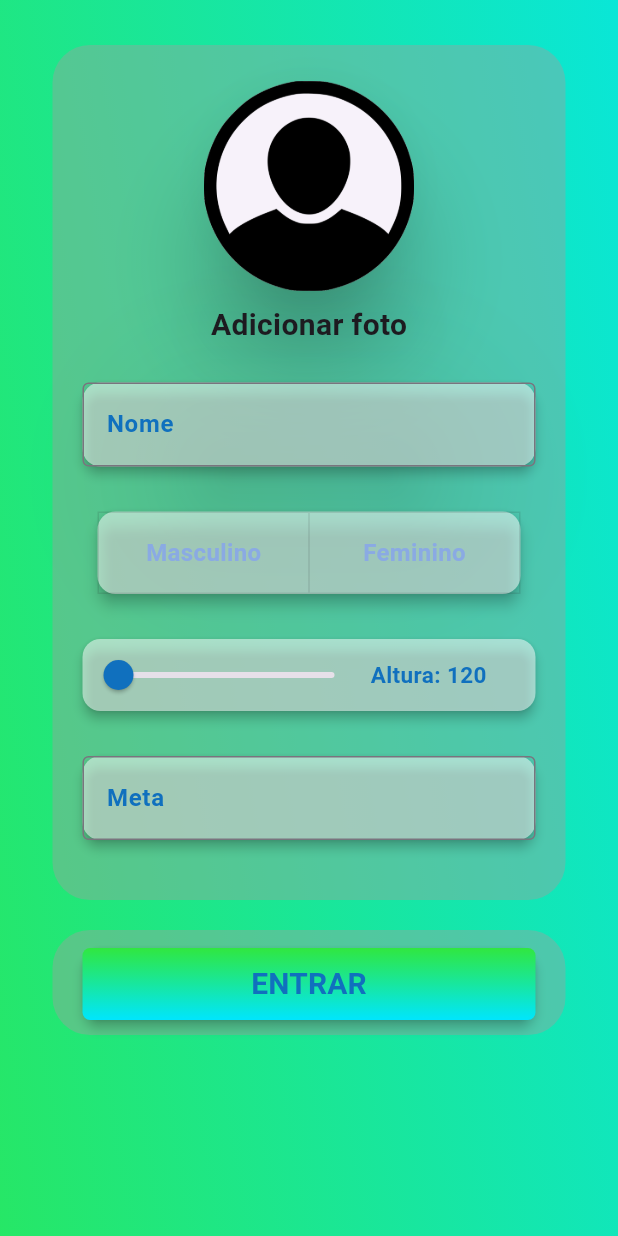
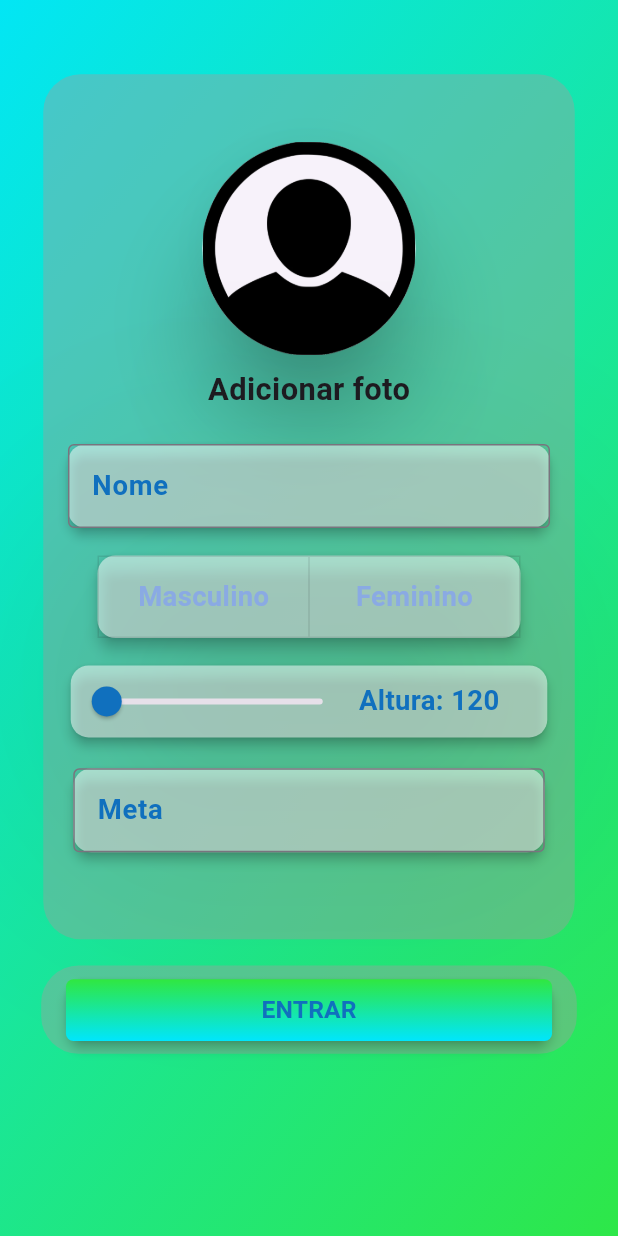
Before and after one commit to absjuniordev/calculadora_imc, a Flutter app: the screen it shows after launch, on a phone screen of 412 x 824 dp. Run offline on Flutter 3.47's test engine with Material 3 defaults, Android fonts, the phone set to English and light mode, and no system bars; our stand-ins replace flutter_animate, gallery_saver, image_picker, page_transition, sqflite; accounts and stored records are empty.

Commit message:
Aplicando responsatividade na tela da Cadastro

```diff
--- a/lib/components/dados_cadastrais_text_button.dart
+++ b/lib/components/dados_cadastrais_text_button.dart
@@ -44,8 +44,9 @@ class _DadosCadastraisTextButtonState extends State<DadosCadastraisTextButton> {
 
   @override
   Widget build(BuildContext context) {
+    final size = MediaQuery.of(context).size;
     return Card(
-      margin: const EdgeInsets.symmetric(horizontal: 20),
+      margin: EdgeInsets.symmetric(horizontal: size.width / 25),
       elevation: 3,
       color: Colors.transparent,
       child: Container(
@@ -60,7 +61,8 @@ class _DadosCadastraisTextButtonState extends State<DadosCadastraisTextButton> {
             ],
           ),
         ),
-        width: 750,
+        width: size.width / 1,
+        height: size.height / 20,
         child: TextButton(
           onPressed: () async {
             if (widget.nome.text.isEmpty) {
@@ -115,11 +117,11 @@ class _DadosCadastraisTextButtonState extends State<DadosCadastraisTextButton> {
               });
             }
           },
-          child: const Text(
+          child: Text(
             "ENTRAR",
             style: TextStyle(
-              color: Color.fromARGB(255, 16, 112, 190),
-              fontSize: 20,
+              color: const Color.fromARGB(255, 16, 112, 190),
+              fontSize: size.width / 25,
               fontWeight: FontWeight.w700,
             ),
           ),
--- a/lib/pages/dados_cadastrai.dart
+++ b/lib/pages/dados_cadastrai.dart
@@ -28,36 +28,39 @@ class _DadosCadastraisState extends State<DadosCadastrais> {
 
   @override
   Widget build(BuildContext context) {
+    final size = MediaQuery.of(context).size;
     return SafeArea(
       child: Container(
         decoration: BoxDecoration(
           gradient: LinearGradient(
             colors: [
-            CustomColors().getGradientMainColor(),
-            CustomColors().getGradientSecondaryColor()
+              CustomColors().getGradientMainColor(),
+              CustomColors().getGradientSecondaryColor()
             ],
             begin: Alignment.topLeft,
             end: Alignment.bottomRight,
-            transform: const GradientRotation(5),
+            transform: const GradientRotation(9),
           ),
         ),
         child: Scaffold(
           backgroundColor: Colors.transparent,
           body: ListView(
             children: [
-              const SizedBox(height: 20),
+              SizedBox(height: size.height * .05),
               Container(
                 decoration: BoxDecoration(
                   borderRadius: BorderRadius.circular(25),
                   color: const Color.fromARGB(108, 158, 158, 158),
                 ),
-                margin:
-                    const EdgeInsets.symmetric(vertical: 10, horizontal: 35),
-                height: 570,
+                margin: EdgeInsets.symmetric(
+                  vertical: size.height * .01,
+                  horizontal: size.width * .07,
+                ),
+                height: size.height * .7,
                 child: Column(
                   crossAxisAlignment: CrossAxisAlignment.center,
                   children: [
-                    const SizedBox(height: 20),
+                    SizedBox(height: size.height * .05),
                     InkWell(
                       onTap: () async {
                         final ImagePicker picker = ImagePicker();
@@ -82,7 +85,8 @@ class _DadosCadastraisState extends State<DadosCadastrais> {
                             elevation: 25,
                             shape: const CircleBorder(),
                             child: Container(
-                              height: 140,
+                              height: size.width / 2.9,
+                              width: size.width / 2.9,
                               decoration: const BoxDecoration(
                                 shape: BoxShape.circle,
                               ),
@@ -93,22 +97,22 @@ class _DadosCadastraisState extends State<DadosCadastrais> {
                                     )
                                   : ClipOval(
                                       child: Image.file(
-                                        width: 150,
-                                        height: 150,
+                                        width: size.width / 2.9,
+                                        height: size.height / 2.9,
                                         fit: BoxFit.cover,
                                         File(photo!.path),
-                                        scale: 6,
+                                        scale: size.width / 2,
                                       ),
                                     ),
                             ),
                           ),
-                          const Card(
+                          Card(
                             color: Colors.transparent,
-                            elevation: 50,
+                            elevation: 100,
                             child: Text(
                               "Adicionar foto",
                               style: TextStyle(
-                                fontSize: 20,
+                                fontSize: size.height / 40,
                                 fontWeight: FontWeight.bold,
                               ),
                             ),
@@ -116,26 +120,29 @@ class _DadosCadastraisState extends State<DadosCadastrais> {
                         ],
                       ),
                     ),
-                    const SizedBox(height: 20),
+                    SizedBox(height: size.height / 45),
                     Card(
-                      margin: const EdgeInsets.symmetric(horizontal: 20),
+                      margin:
+                          EdgeInsets.symmetric(horizontal: size.height / 50),
                       elevation: 3,
                       color: const Color.fromARGB(131, 255, 255, 255),
                       child: TextField(
                         controller: nomeController,
-                        decoration: const InputDecoration(
-                          border: OutlineInputBorder(),
+                        decoration: InputDecoration(
+                          border: const OutlineInputBorder(),
                           labelStyle: TextStyle(
                             fontWeight: FontWeight.w600,
-                            color: Color.fromARGB(255, 16, 112, 190),
+                            color: const Color.fromARGB(255, 16, 112, 190),
+                            fontSize: size.height / 45,
                           ),
                           labelText: "Nome",
                         ),
                       ),
                     ),
-                    const SizedBox(height: 30),
+                    SizedBox(height: size.height / 45),
                     Card(
-                      margin: const EdgeInsets.symmetric(horizontal: 20),
+                      margin:
+                          EdgeInsets.symmetric(horizontal: size.height / 45),
                       elevation: 4,
                       color: const Color.fromARGB(131, 255, 255, 255),
                       child: ToggleButtons(
@@ -165,27 +172,28 @@ class _DadosCadastraisState extends State<DadosCadastrais> {
                           minHeight: 53.0,
                           minWidth: 139.5,
                         ),
-                        children: const [
+                        children: [
                           Text(
                             'Masculino',
                             style: TextStyle(
-                              fontSize: 16,
+                              fontSize: size.height / 45,
                               fontWeight: FontWeight.w600,
                             ),
                           ),
                           Text(
                             'Feminino',
                             style: TextStyle(
-                              fontSize: 16,
+                              fontSize: size.height / 45,
                               fontWeight: FontWeight.w600,
                             ),
                           ),
                         ],
                       ),
                     ),
-                    const SizedBox(height: 30),
+                    SizedBox(height: size.height / 45),
                     Card(
-                      margin: const EdgeInsets.symmetric(horizontal: 20),
+                      margin:
+                          EdgeInsets.symmetric(horizontal: size.height / 45),
                       elevation: 3,
                       color: const Color.fromARGB(131, 255, 255, 255),
                       child: Row(
@@ -206,28 +214,28 @@ class _DadosCadastraisState extends State<DadosCadastrais> {
                           ),
                           Text(
                             "Altura: ${_alturaEscolhida.toStringAsFixed(0)}",
-                            style: const TextStyle(
-                              fontSize: 15,
+                            style: TextStyle(
+                              fontSize: size.height / 45,
                               fontWeight: FontWeight.w700,
-                              color: Color.fromARGB(255, 16, 112, 190),
+                              color: const Color.fromARGB(255, 16, 112, 190),
                             ),
                           ),
                         ],
                       ),
                     ),
-                    const SizedBox(height: 30),
+                    SizedBox(height: size.height / 40),
                     Card(
                       margin: const EdgeInsets.symmetric(horizontal: 20),
                       elevation: 3,
                       color: const Color.fromARGB(131, 255, 255, 255),
                       child: TextField(
                         controller: metaController,
-                        decoration: const InputDecoration(
-                          border: OutlineInputBorder(),
+                        decoration: InputDecoration(
+                          border: const OutlineInputBorder(),
                           labelStyle: TextStyle(
-                            fontWeight: FontWeight.w600,
-                            color: Color.fromARGB(255, 16, 112, 190),
-                          ),
+                              fontWeight: FontWeight.w600,
+                              color: const Color.fromARGB(255, 16, 112, 190),
+                              fontSize: size.height / 45),
                           labelText: "Meta",
                         ),
                       ),
@@ -240,13 +248,15 @@ class _DadosCadastraisState extends State<DadosCadastrais> {
                   borderRadius: BorderRadius.circular(25),
                   color: const Color.fromARGB(108, 158, 158, 158),
                 ),
-                margin:
-                    const EdgeInsets.symmetric(vertical: 10, horizontal: 35),
-                height: 70,
+                margin: EdgeInsets.symmetric(
+                  vertical: size.width / 45,
+                  horizontal: size.width / 15,
+                ),
+                height: size.height / 14,
                 child: Column(
                   children: [
-                    const SizedBox(
-                      height: 12,
+                    SizedBox(
+                      height: size.height / 90,
                     ),
                     DadosCadastraisTextButton(
                       altura: alturaController,
```
